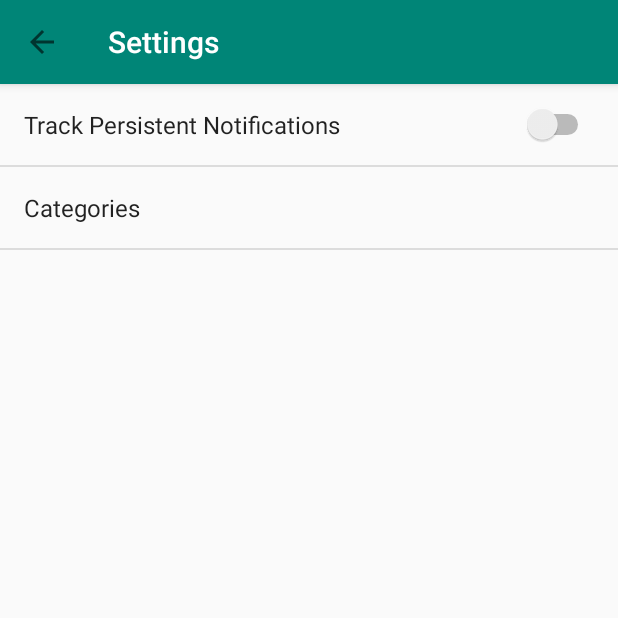
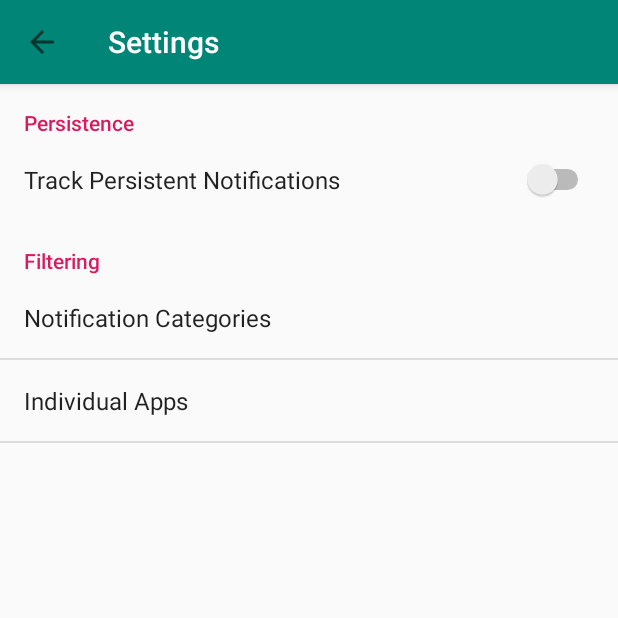
Before and after one commit to MackChabot/notificationlog, an Android app: the SettingsActivity screen opened directly, with no data from a screen before it, on a phone screen of 412 x 824 dp, the top half of it. Run offline under Robolectric (Android 15) with nearby library versions, the phone set to English and light mode, and no system bars.

Commit message:
Added nested preference things

```diff
--- a/app/src/main/java/org/team7/notificationlog/SettingsActivity.java
+++ b/app/src/main/java/org/team7/notificationlog/SettingsActivity.java
@@ -1,19 +1,45 @@
 package org.team7.notificationlog;
 
 import android.os.Bundle;
+import android.preference.PreferenceActivity;
 
 import androidx.appcompat.app.AppCompatActivity;
 import androidx.appcompat.widget.Toolbar;
 
-public class SettingsActivity extends AppCompatActivity {
+public class SettingsActivity extends AppCompatActivity implements SettingsActivityFragment.Callback {
+
+    private static final String TAG_NESTED = "TAG_NESTED";
 
     @Override
     protected void onCreate(Bundle savedInstanceState) {
         super.onCreate(savedInstanceState);
         setContentView(R.layout.activity_settings);
 
-        Toolbar toolbar = findViewById(R.id.toolbar);
-        setSupportActionBar(toolbar);
-        getSupportActionBar().setDisplayHomeAsUpEnabled(true);
+        Toolbar toolbar = (Toolbar) findViewById(R.id.toolbar);
+        if (toolbar != null) {
+            setSupportActionBar(toolbar);
+            getSupportActionBar().setDisplayHomeAsUpEnabled(true);
+        }
+
+        if (savedInstanceState == null) {
+            getFragmentManager().beginTransaction()
+                    .add(R.id.contentSettings, new SettingsActivityFragment())
+                    .commit();
+        }
+    }
+
+    @Override
+    public void onBackPressed() {
+        // this if statement is necessary to navigate through nested and main fragments
+        if (getFragmentManager().getBackStackEntryCount() == 0) {
+            super.onBackPressed();
+        } else {
+            getFragmentManager().popBackStack();
+        }
+    }
+
+    @Override
+    public void onNestedPreferenceSelected(int key) {
+        getFragmentManager().beginTransaction().replace(R.id.contentSettings, NestedPreferenceFragment.newInstance(key), TAG_NESTED).addToBackStack(TAG_NESTED).commit();
     }
 }
--- a/app/src/main/java/org/team7/notificationlog/SettingsActivityFragment.java
+++ b/app/src/main/java/org/team7/notificationlog/SettingsActivityFragment.java
@@ -1,15 +1,57 @@
 package org.team7.notificationlog;
 
+import android.app.Activity;
 import android.os.Bundle;
+import android.preference.Preference;
 import android.preference.PreferenceFragment;
 
-public class SettingsActivityFragment extends PreferenceFragment {
+public class SettingsActivityFragment extends PreferenceFragment implements Preference.OnPreferenceClickListener {
 
-    public SettingsActivityFragment() {}
+    private Callback mCallback;
+
+    private static final String KEY_1 = "CATEGORIES";
+    private static final String KEY_2 = "NESTED_KEY2";
 
     @Override
-    public void onCreate(Bundle bundle) {
-        super.onCreate(bundle);
+    public void onAttach(Activity activity) {
+
+        super.onAttach(activity);
+
+        if (activity instanceof Callback) {
+            mCallback = (Callback) activity;
+        } else {
+            throw new IllegalStateException("Owner must implement Callback interface");
+        }
+    }
+    @Override
+    public void onCreate(Bundle savedInstanceState) {
+        super.onCreate(savedInstanceState);
+        // Load the preferences from an XML resource
         addPreferencesFromResource(R.xml.preferences);
+
+        // add listeners for non-default actions
+        Preference preference = findPreference(KEY_1);
+        preference.setOnPreferenceClickListener(this);
+
+//        preference = findPreference(KEY_2);
+//        preference.setOnPreferenceClickListener(this);
+    }
+
+    @Override
+    public boolean onPreferenceClick(Preference preference) {
+        // here you should use the same keys as you used in the xml-file
+        if (preference.getKey().equals(KEY_1)) {
+            mCallback.onNestedPreferenceSelected(NestedPreferenceFragment.NESTED_SCREEN_1_KEY);
+        }
+
+        if (preference.getKey().equals(KEY_2)) {
+            mCallback.onNestedPreferenceSelected(NestedPreferenceFragment.NESTED_SCREEN_2_KEY);
+        }
+
+        return false;
+    }
+
+    public interface Callback {
+        public void onNestedPreferenceSelected(int key);
     }
 }
--- a/app/src/main/res/layout/activity_settings.xml
+++ b/app/src/main/res/layout/activity_settings.xml
@@ -18,8 +18,15 @@
             android:background="?attr/colorPrimary"
             app:titleTextColor="@color/white" />
 
+
+
     </com.google.android.material.appbar.AppBarLayout>
 
-    <include layout="@layout/content_settings" />
+    <FrameLayout
+        android:id="@+id/contentSettings"
+        android:layout_width="match_parent"
+        android:layout_height="match_parent" />
+
+    <!--<include layout="@layout/content_settings" />-->
 
 </LinearLayout>
--- a/app/src/main/res/xml/preferences.xml
+++ b/app/src/main/res/xml/preferences.xml
@@ -1,93 +1,24 @@
 <?xml version="1.0" encoding="utf-8"?>
 <PreferenceScreen xmlns:android="http://schemas.android.com/apk/res/android">
+
+    <PreferenceCategory android:title="Persistence">
+
     <SwitchPreference
         android:defaultValue="false"
         android:key="trackPersistent"
         android:title="Track Persistent Notifications" />
 
-    <PreferenceScreen xmlns:android="http://schemas.android.com/apk/res/android"
-        android:title="Categories">
+    </PreferenceCategory>
 
-        <!-- TODO this somehow needs a toolbar. I have no idea what I'm doing. Also hardcoded strings are bad-->
-        <SwitchPreference
-            android:defaultValue="true"
-            android:key="catNoCat"
-            android:title="[No Category]" />
+    <PreferenceCategory android:title="Filtering">
+        <Preference
+            android:key="CATEGORIES"
+            android:persistent="false"
+            android:title="Notification Categories"/>
 
-        <SwitchPreference
-            android:defaultValue="false"
-            android:key="catAlarm"
-            android:title="Alarms" />
-
-        <SwitchPreference
-            android:defaultValue="false"
-            android:key="catErr"
-            android:title="Background/Authentication Errors" />
-
-        <SwitchPreference
-            android:defaultValue="false"
-            android:key="catProgress"
-            android:title="Background Progress" />
-
-        <SwitchPreference
-            android:defaultValue="false"
-            android:key="catService"
-            android:title="Background Services" />
-
-        <SwitchPreference
-            android:defaultValue="true"
-            android:key="catEvent"
-            android:title="Calendar Events" />
-
-        <SwitchPreference
-            android:defaultValue="true"
-            android:key="catSys"
-            android:title="Device Status Updates" />
-
-        <SwitchPreference
-            android:defaultValue="true"
-            android:key="catEmail"
-            android:title="Emails" />
-
-        <SwitchPreference
-            android:defaultValue="false"
-            android:key="catTransport"
-            android:title="Media Playback" />
-
-        <SwitchPreference
-            android:defaultValue="true"
-            android:key="catMsg"
-            android:title="Messages" />
-
-        <SwitchPreference
-            android:defaultValue="false"
-            android:key="catNavigation"
-            android:title="Navigation" />
-
-        <SwitchPreference
-            android:defaultValue="true"
-            android:key="catCall"
-            android:title="Phone Calls" />
-
-        <SwitchPreference
-            android:defaultValue="true"
-            android:key="catPromo"
-            android:title="Promotions/Advertisements" />
-
-        <SwitchPreference
-            android:defaultValue="true"
-            android:key="catRecommendation"
-            android:title="Recommendations" />
-
-        <SwitchPreference
-            android:defaultValue="true"
-            android:key="catReminder"
-            android:title="Reminders" />
-
-        <SwitchPreference
-            android:defaultValue="true"
-            android:key="catSocial"
-            android:title="Social Media" />
-
-    </PreferenceScreen>
+        <Preference
+            android:key="APPS"
+            android:persistent="false"
+            android:title="Individual Apps"/>
+    </PreferenceCategory>
 </PreferenceScreen>
```
Also changed, not shown: app/src/main/java/org/team7/notificationlog/NestedPreferenceFragment.java (added, +47 -0 lines), app/src/main/res/xml/category_preferences.xml (added, +86 -0 lines).
